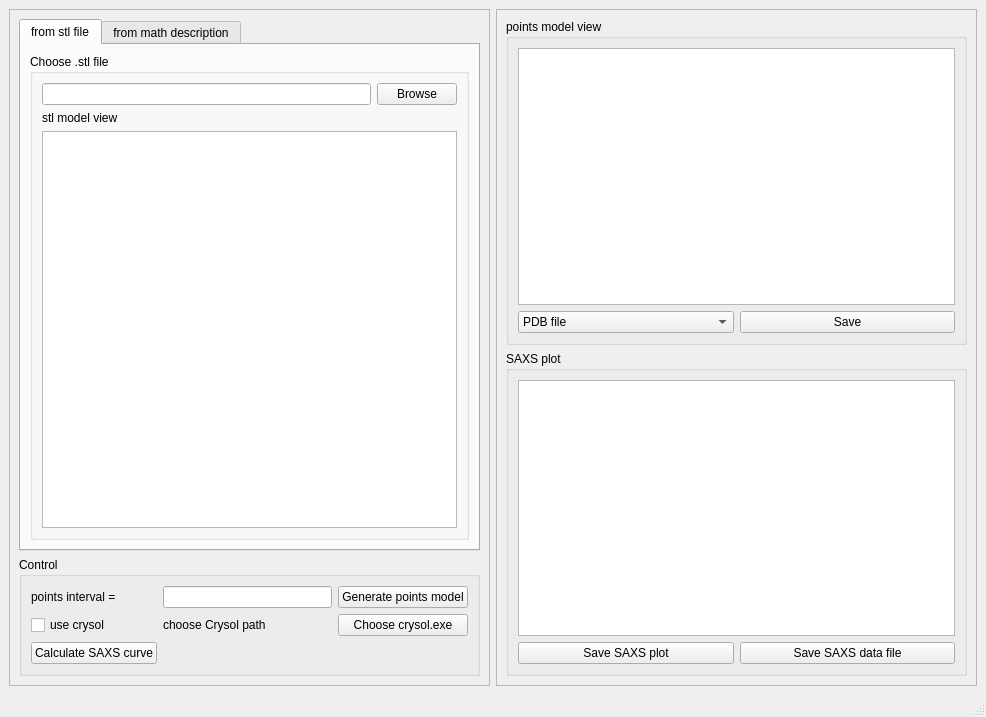
Before: the Qt Designer form ui_file/Model2SAS_UI.ui in molybd/Model2SAS, drawn with Qt 5.
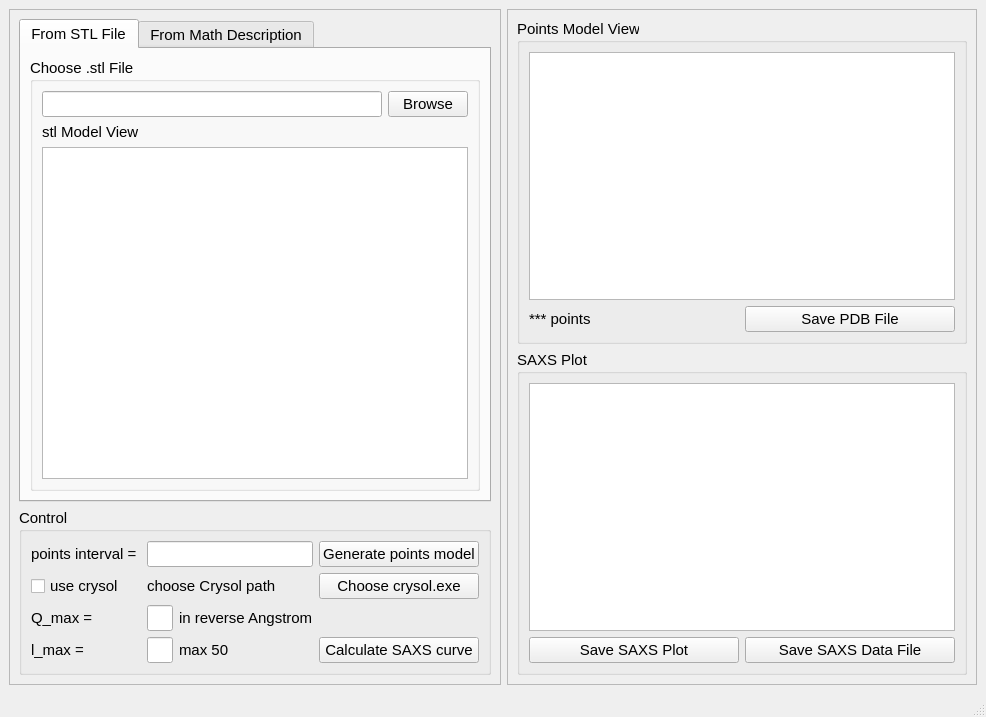
After: the same form once the commit is applied.

```diff
--- a/ui_file/Model2SAS_UI.ui
+++ b/ui_file/Model2SAS_UI.ui
@@ -10,6 +10,12 @@
     <height>717</height>
    </rect>
   </property>
+  <property name="font">
+   <font>
+    <family>Arial</family>
+    <pointsize>11</pointsize>
+   </font>
+  </property>
   <property name="windowTitle">
    <string>MainWindow</string>
   </property>
@@ -31,18 +37,15 @@
          </property>
          <widget class="QWidget" name="tab">
           <attribute name="title">
-           <string>from stl file</string>
+           <string>From STL File</string>
           </attribute>
           <layout class="QGridLayout" name="gridLayout">
            <item row="0" column="0">
             <widget class="QGroupBox" name="groupBox_control">
              <property name="title">
-              <string>Choose .stl file</string>
+              <string>Choose .stl File</string>
              </property>
              <layout class="QGridLayout" name="gridLayout_2">
-              <item row="0" column="0">
-               <widget class="QLineEdit" name="lineEdit_stlFile"/>
-              </item>
               <item row="0" column="1">
                <widget class="QPushButton" name="pushButton_browseStlFile">
                 <property name="text">
@@ -50,16 +53,19 @@
                 </property>
                </widget>
               </item>
-              <item row="1" column="0">
-               <widget class="QLabel" name="label">
-                <property name="text">
-                 <string>stl model view</string>
-                </property>
-               </widget>
+              <item row="0" column="0">
+               <widget class="QLineEdit" name="lineEdit_stlFile"/>
               </item>
               <item row="2" column="0" colspan="2">
                <widget class="QGraphicsView" name="graphicsView_stlModel"/>
               </item>
+              <item row="1" column="0">
+               <widget class="QLabel" name="label">
+                <property name="text">
+                 <string>stl Model View</string>
+                </property>
+               </widget>
+              </item>
              </layout>
             </widget>
            </item>
@@ -67,7 +73,7 @@
          </widget>
          <widget class="QWidget" name="tab_2">
           <attribute name="title">
-           <string>from math description</string>
+           <string>From Math Description</string>
           </attribute>
           <layout class="QGridLayout" name="gridLayout_4">
            <item row="0" column="0">
@@ -103,6 +109,7 @@
                 <property name="font">
                  <font>
                   <family>Courier</family>
+                  <pointsize>11</pointsize>
                  </font>
                 </property>
                </widget>
@@ -119,24 +126,31 @@
          <property name="title">
           <string>Control</string>
          </property>
-         <layout class="QGridLayout" name="gridLayout_7">
-          <item row="0" column="0">
-           <widget class="QLabel" name="label_3">
+         <layout class="QGridLayout" name="gridLayout_7" columnstretch="0,0,0,0">
+          <item row="1" column="3">
+           <widget class="QPushButton" name="pushButton_chooseCrysolPath">
             <property name="text">
-             <string>points interval = </string>
+             <string>Choose crysol.exe</string>
             </property>
            </widget>
           </item>
-          <item row="0" column="1">
+          <item row="0" column="1" colspan="2">
            <widget class="QLineEdit" name="lineEdit_interval"/>
           </item>
-          <item row="0" column="2">
+          <item row="0" column="3">
            <widget class="QPushButton" name="pushButton_genPointsInModel">
             <property name="text">
              <string>Generate points model</string>
             </property>
            </widget>
           </item>
+          <item row="0" column="0">
+           <widget class="QLabel" name="label_3">
+            <property name="text">
+             <string>points interval = </string>
+            </property>
+           </widget>
+          </item>
           <item row="1" column="0">
            <widget class="QCheckBox" name="checkBox_useCrysol">
             <property name="text">
@@ -147,21 +161,48 @@
             </property>
            </widget>
           </item>
-          <item row="1" column="1">
+          <item row="1" column="1" colspan="2">
            <widget class="QLabel" name="label_crysolPath">
             <property name="text">
              <string>choose Crysol path</string>
             </property>
            </widget>
           </item>
-          <item row="1" column="2">
-           <widget class="QPushButton" name="pushButton_chooseCrysolPath">
-            <property name="text">
-             <string>Choose crysol.exe</string>
-            </property>
-           </widget>
-          </item>
           <item row="2" column="0">
+           <widget class="QLabel" name="label_2">
+            <property name="text">
+             <string>Q_max = </string>
+            </property>
+           </widget>
+          </item>
+          <item row="2" column="1">
+           <widget class="QLineEdit" name="lineEdit_Qmax"/>
+          </item>
+          <item row="4" column="0">
+           <widget class="QLabel" name="label_4">
+            <property name="text">
+             <string>l_max = </string>
+            </property>
+           </widget>
+          </item>
+          <item row="4" column="1">
+           <widget class="QLineEdit" name="lineEdit_lmax"/>
+          </item>
+          <item row="2" column="2">
+           <widget class="QLabel" name="label_5">
+            <property name="text">
+             <string>in reverse Angstrom</string>
+            </property>
+           </widget>
+          </item>
+          <item row="4" column="2">
+           <widget class="QLabel" name="label_6">
+            <property name="text">
+             <string>max 50</string>
+            </property>
+           </widget>
+          </item>
+          <item row="4" column="3">
            <widget class="QPushButton" name="pushButton_calcSaxs">
             <property name="text">
              <string>Calculate SAXS curve</string>
@@ -192,30 +233,23 @@
        <item>
         <widget class="QGroupBox" name="groupBox_pointsView">
          <property name="title">
-          <string>points model view</string>
+          <string>Points Model View</string>
          </property>
          <layout class="QGridLayout" name="gridLayout_6">
           <item row="0" column="0" colspan="2">
            <widget class="QGraphicsView" name="graphicsView_pointsModel"/>
           </item>
-          <item row="1" column="0">
-           <widget class="QComboBox" name="comboBox_choosePointsFileType">
-            <item>
-             <property name="text">
-              <string>PDB file</string>
-             </property>
-            </item>
-            <item>
-             <property name="text">
-              <string>xyz file</string>
-             </property>
-            </item>
-           </widget>
-          </item>
           <item row="1" column="1">
            <widget class="QPushButton" name="pushButton_savePointsFile">
             <property name="text">
-             <string>Save</string>
+             <string>Save PDB File</string>
+            </property>
+           </widget>
+          </item>
+          <item row="1" column="0">
+           <widget class="QLabel" name="label_pointsNum">
+            <property name="text">
+             <string>*** points</string>
             </property>
            </widget>
           </item>
@@ -225,13 +259,13 @@
        <item>
         <widget class="QGroupBox" name="groupBox_saxsPlot">
          <property name="title">
-          <string>SAXS plot</string>
+          <string>SAXS Plot</string>
          </property>
          <layout class="QGridLayout" name="gridLayout_3">
           <item row="1" column="0">
            <widget class="QPushButton" name="pushButton_saveSaxsPlot">
             <property name="text">
-             <string>Save SAXS plot</string>
+             <string>Save SAXS Plot</string>
             </property>
            </widget>
           </item>
@@ -241,7 +275,7 @@
           <item row="1" column="1">
            <widget class="QPushButton" name="pushButton_saveSaxsData">
             <property name="text">
-             <string>Save SAXS data file</string>
+             <string>Save SAXS Data File</string>
             </property>
            </widget>
           </item>
```
